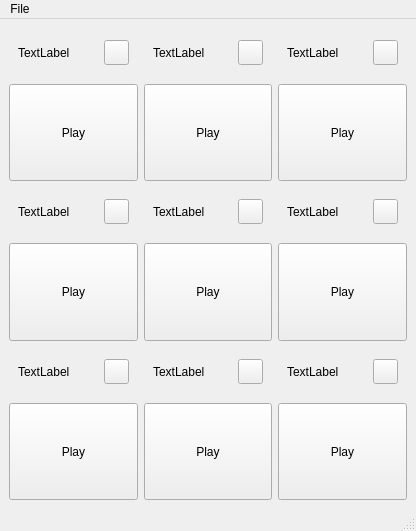
Qt form mainwindow.ui (Technohamster-py/dm-assistant) before a commit.
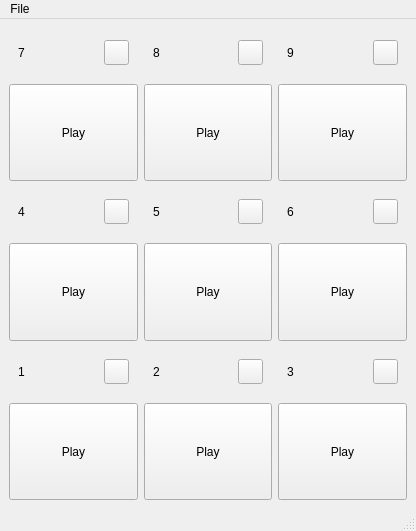
The same form after that commit. Icons and pictures are not drawn.

Commit message: Добавлено основное окно

Diff of the .ui file:
```diff
--- a/mainwindow.ui
+++ b/mainwindow.ui
@@ -16,7 +16,7 @@
   <widget class="QWidget" name="centralwidget">
    <layout class="QGridLayout" name="gridLayout">
     <item row="0" column="0">
-     <widget class="QWidget" name="player1" native="true">
+     <widget class="QWidget" name="player7" native="true">
       <layout class="QVBoxLayout" name="verticalLayout">
        <property name="leftMargin">
         <number>0</number>
@@ -48,12 +48,12 @@
              </size>
             </property>
             <property name="text">
-             <string>TextLabel</string>
+             <string>7</string>
             </property>
            </widget>
           </item>
           <item>
-           <widget class="QPushButton" name="edit1">
+           <widget class="QPushButton" name="edit7">
             <property name="minimumSize">
              <size>
               <width>25</width>
@@ -79,7 +79,7 @@
         </widget>
        </item>
        <item>
-        <widget class="QPushButton" name="play1">
+        <widget class="QPushButton" name="play7">
          <property name="minimumSize">
           <size>
            <width>70</width>
@@ -101,7 +101,7 @@
      </widget>
     </item>
     <item row="0" column="1">
-     <widget class="QWidget" name="player2" native="true">
+     <widget class="QWidget" name="player8" native="true">
       <layout class="QVBoxLayout" name="verticalLayout_2">
        <property name="leftMargin">
         <number>0</number>
@@ -125,7 +125,7 @@
          </property>
          <layout class="QHBoxLayout" name="horizontalLayout_2">
           <item>
-           <widget class="QLabel" name="label2">
+           <widget class="QLabel" name="label8">
             <property name="minimumSize">
              <size>
               <width>70</width>
@@ -133,12 +133,12 @@
              </size>
             </property>
             <property name="text">
-             <string>TextLabel</string>
+             <string>8</string>
             </property>
            </widget>
           </item>
           <item>
-           <widget class="QPushButton" name="edit2">
+           <widget class="QPushButton" name="edit8">
             <property name="minimumSize">
              <size>
               <width>25</width>
@@ -164,7 +164,7 @@
         </widget>
        </item>
        <item>
-        <widget class="QPushButton" name="play2">
+        <widget class="QPushButton" name="play8">
          <property name="minimumSize">
           <size>
            <width>70</width>
@@ -186,7 +186,7 @@
      </widget>
     </item>
     <item row="0" column="2">
-     <widget class="QWidget" name="player3" native="true">
+     <widget class="QWidget" name="player9" native="true">
       <layout class="QVBoxLayout" name="verticalLayout_3">
        <property name="leftMargin">
         <number>0</number>
@@ -210,7 +210,7 @@
          </property>
          <layout class="QHBoxLayout" name="horizontalLayout_3">
           <item>
-           <widget class="QLabel" name="label3">
+           <widget class="QLabel" name="label9">
             <property name="minimumSize">
              <size>
               <width>70</width>
@@ -218,12 +218,12 @@
              </size>
             </property>
             <property name="text">
-             <string>TextLabel</string>
+             <string>9</string>
             </property>
            </widget>
           </item>
           <item>
-           <widget class="QPushButton" name="edit3">
+           <widget class="QPushButton" name="edit9">
             <property name="minimumSize">
              <size>
               <width>25</width>
@@ -249,7 +249,7 @@
         </widget>
        </item>
        <item>
-        <widget class="QPushButton" name="play3">
+        <widget class="QPushButton" name="play9">
          <property name="minimumSize">
           <size>
            <width>70</width>
@@ -303,7 +303,7 @@
              </size>
             </property>
             <property name="text">
-             <string>TextLabel</string>
+             <string>4</string>
             </property>
            </widget>
           </item>
@@ -388,7 +388,7 @@
              </size>
             </property>
             <property name="text">
-             <string>TextLabel</string>
+             <string>5</string>
             </property>
            </widget>
           </item>
@@ -473,7 +473,7 @@
              </size>
             </property>
             <property name="text">
-             <string>TextLabel</string>
+             <string>6</string>
             </property>
            </widget>
           </item>
@@ -526,7 +526,7 @@
      </widget>
     </item>
     <item row="2" column="0">
-     <widget class="QWidget" name="player7" native="true">
+     <widget class="QWidget" name="player1" native="true">
       <layout class="QVBoxLayout" name="verticalLayout_7">
        <property name="leftMargin">
         <number>0</number>
@@ -558,12 +558,12 @@
              </size>
             </property>
             <property name="text">
-             <string>TextLabel</string>
+             <string>1</string>
             </property>
            </widget>
           </item>
           <item>
-           <widget class="QPushButton" name="edit7">
+           <widget class="QPushButton" name="edit1">
             <property name="minimumSize">
              <size>
               <width>25</width>
@@ -589,7 +589,7 @@
         </widget>
        </item>
        <item>
-        <widget class="QPushButton" name="play7">
+        <widget class="QPushButton" name="play1">
          <property name="minimumSize">
           <size>
            <width>70</width>
@@ -611,7 +611,7 @@
      </widget>
     </item>
     <item row="2" column="1">
-     <widget class="QWidget" name="player8" native="true">
+     <widget class="QWidget" name="player2" native="true">
       <layout class="QVBoxLayout" name="verticalLayout_8">
        <property name="leftMargin">
         <number>0</number>
@@ -635,7 +635,7 @@
          </property>
          <layout class="QHBoxLayout" name="horizontalLayout_8">
           <item>
-           <widget class="QLabel" name="label8">
+           <widget class="QLabel" name="label2">
             <property name="minimumSize">
              <size>
               <width>70</width>
@@ -643,12 +643,12 @@
              </size>
             </property>
             <property name="text">
-             <string>TextLabel</string>
+             <string>2</string>
             </property>
            </widget>
           </item>
           <item>
-           <widget class="QPushButton" name="edit8">
+           <widget class="QPushButton" name="edit2">
             <property name="minimumSize">
              <size>
               <width>25</width>
@@ -674,7 +674,7 @@
         </widget>
        </item>
        <item>
-        <widget class="QPushButton" name="play8">
+        <widget class="QPushButton" name="play2">
          <property name="minimumSize">
           <size>
            <width>70</width>
@@ -696,7 +696,7 @@
      </widget>
     </item>
     <item row="2" column="2">
-     <widget class="QWidget" name="player9" native="true">
+     <widget class="QWidget" name="player3" native="true">
       <layout class="QVBoxLayout" name="verticalLayout_9">
        <property name="leftMargin">
         <number>0</number>
@@ -720,7 +720,7 @@
          </property>
          <layout class="QHBoxLayout" name="horizontalLayout_9">
           <item>
-           <widget class="QLabel" name="label9">
+           <widget class="QLabel" name="label3">
             <property name="minimumSize">
              <size>
               <width>70</width>
@@ -728,12 +728,12 @@
              </size>
             </property>
             <property name="text">
-             <string>TextLabel</string>
+             <string>3</string>
             </property>
            </widget>
           </item>
           <item>
-           <widget class="QPushButton" name="edit9">
+           <widget class="QPushButton" name="edit3">
             <property name="minimumSize">
              <size>
               <width>25</width>
@@ -759,7 +759,7 @@
         </widget>
        </item>
        <item>
-        <widget class="QPushButton" name="play9">
+        <widget class="QPushButton" name="play3">
          <property name="minimumSize">
           <size>
            <width>70</width>
```
Left out of the diff: 40 changed lines with no effect on the pictures. The commit also changes 3 other files.
